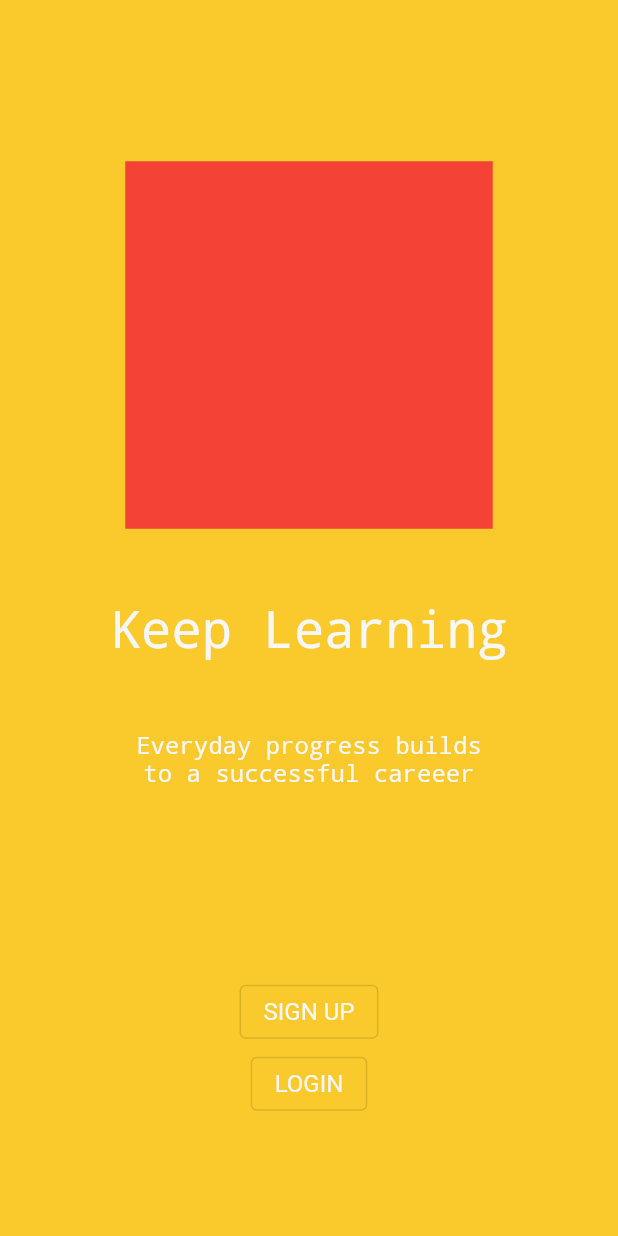
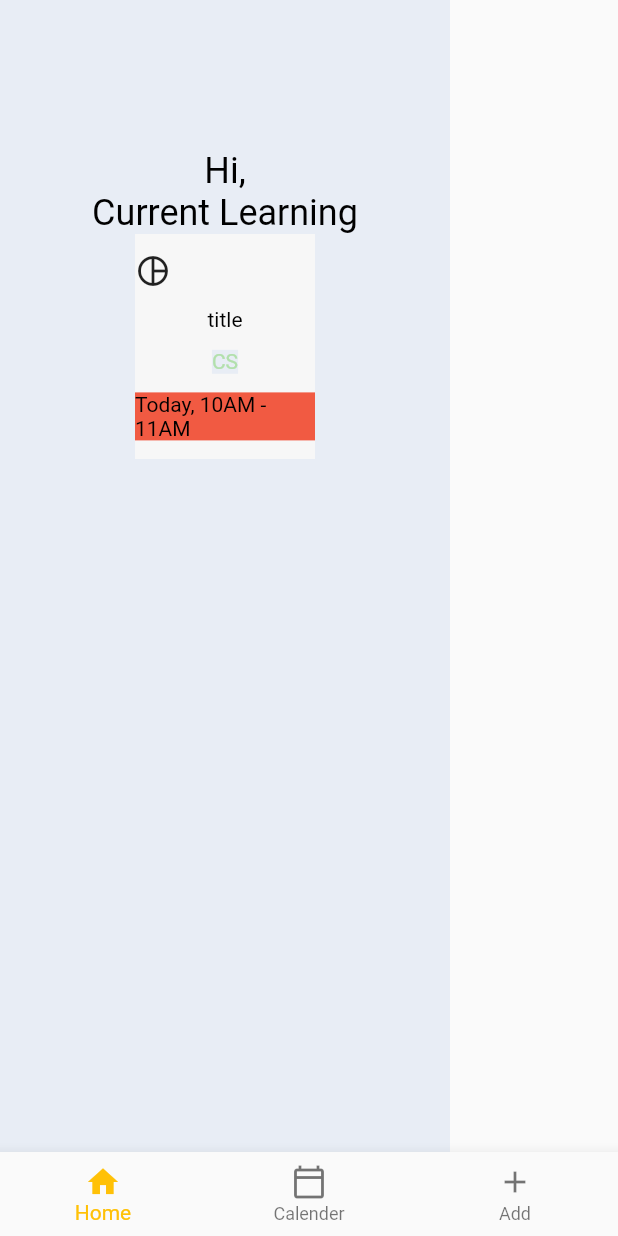
Before and after one commit to tanchohang/Learn-Anything, a Flutter app: the screen it shows after launch, on a phone screen of 412 x 824 dp. Run offline on Flutter 3.47's test engine with Material 2 defaults, Android fonts, the phone set to English and light mode, and no system bars; our stand-ins replace firebase_auth; accounts and stored records are empty.

Commit message:
feat:Add Routing and bottom navigation

```diff
--- a/lib/main.dart
+++ b/lib/main.dart
@@ -1,5 +1,10 @@
 import 'package:flutter/material.dart';
+import 'package:learn_anything/screen/create_task.dart';
+import 'package:learn_anything/screen/home.dart';
 import 'package:learn_anything/screen/landing.dart';
+import 'package:learn_anything/screen/task.dart';
+
+import 'package:firebase_auth/firebase_auth.dart';
 
 void main() {
   runApp(MyApp());
@@ -10,11 +15,17 @@ class MyApp extends StatelessWidget {
   @override
   Widget build(BuildContext context) {
     return MaterialApp(
-      title: 'Flutter Demo',
+      debugShowCheckedModeBanner: false,
+      title: 'Learn Anything',
       theme: ThemeData(
-        primarySwatch: Colors.blue,
+        primarySwatch: Colors.amber,
       ),
-      home: LandingScreen(),
+      routes: {
+        '/': (context) => HomeScreen(),
+        '/home': (context) => HomeScreen(),
+        '/task': (context) => TaskScreen(),
+        '/create-task': (context) => CreateTaskScreen()
+      },
     );
   }
 }
--- /dev/null
+++ b/lib/screen/home.dart
@@ -0,0 +1,118 @@
+import 'package:flutter/material.dart';
+
+class HomeScreen extends StatefulWidget {
+  const HomeScreen({Key key}) : super(key: key);
+
+  @override
+  _HomeScreenState createState() => _HomeScreenState();
+}
+
+class _HomeScreenState extends State<HomeScreen> {
+  int _selectedIndex = 0;
+  @override
+  Widget build(BuildContext context) {
+    return Scaffold(
+      body: DefaultTextStyle(
+        style: TextStyle(color: Colors.black),
+        child: Container(
+          width: 300,
+          padding: EdgeInsets.fromLTRB(0, 100, 0, 0),
+          color: Color(0xFFe8edf5),
+          child: Container(
+            child: Column(
+              mainAxisSize: MainAxisSize.max,
+              children: [
+                Text(
+                  'Hi,',
+                  style: TextStyle(fontSize: 24),
+                  textAlign: TextAlign.left,
+                ),
+                Container(
+                  child: Column(
+                    children: [
+                      Text('Current Learning',
+                          style: TextStyle(fontSize: 24),
+                          textAlign: TextAlign.left),
+                      GestureDetector(
+                        onTap: () {
+                          Navigator.pushNamed(context, '/task');
+                        },
+                        child: Container(
+                          // decoration: BoxDecoration(
+                          //     border: Border.all(color: Color(0xFFF7F7F7)),
+                          //     borderRadius: BorderRadius.all(Radius.circular(8))),
+                          width: 120,
+                          height: 150,
+                          color: Color(0xFFF7F7F7),
+                          child: Column(
+                            mainAxisAlignment: MainAxisAlignment.spaceEvenly,
+                            children: [
+                              Row(
+                                children: [Icon(Icons.pie_chart_outline)],
+                              ),
+                              Container(
+                                child: Text('title'),
+                              ),
+                              Container(
+                                child: Container(
+                                  color: Color(0xFFe8edf5),
+                                  child: Text(
+                                    'CS',
+                                    style: TextStyle(color: Color(0xFFb2e0ac)),
+                                  ),
+                                ),
+                              ),
+                              Container(
+                                child: Container(
+                                  color: Color(0xFFF15A42),
+                                  child: Text('Today, 10AM - 11AM'),
+                                ),
+                              )
+                            ],
+                          ),
+                        ),
+                      )
+                    ],
+                  ),
+                )
+              ],
+            ),
+          ),
+        ),
+      ),
+      bottomNavigationBar: BottomNavigationBar(
+        items: const <BottomNavigationBarItem>[
+          BottomNavigationBarItem(icon: Icon(Icons.home), label: "Home"),
+          BottomNavigationBarItem(
+              icon: Icon(Icons.calendar_today_outlined), label: "Calender"),
+          BottomNavigationBarItem(icon: Icon(Icons.add), label: "Add"),
+          // BottomNavigationBarItem(
+          //     icon: Icon(Icons.message_outlined), label: "Message"),
+          // BottomNavigationBarItem(
+          //     icon: Icon(Icons.account_balance_outlined), label: "Profile"),
+        ],
+        currentIndex: _selectedIndex,
+        onTap: (index) => setState(() {
+          _selectedIndex = index;
+          switch (index) {
+            case 0:
+              {
+                Navigator.pushNamed(context, '/home');
+              }
+              break;
+            case 1:
+              {
+                Navigator.pushNamed(context, '/task');
+              }
+              break;
+            case 2:
+              {
+                Navigator.pushNamed(context, '/create-task');
+              }
+              break;
+          }
+        }),
+      ),
+    );
+  }
+}
```
Also changed, not shown: lib/router/path.dart (added, +8 -0 lines), lib/screen/create_task.dart (added, +19 -0 lines), lib/screen/task.dart (added, +14 -0 lines), lib/screen/profile.dart (added), lib/screen/splash.dart (added).
